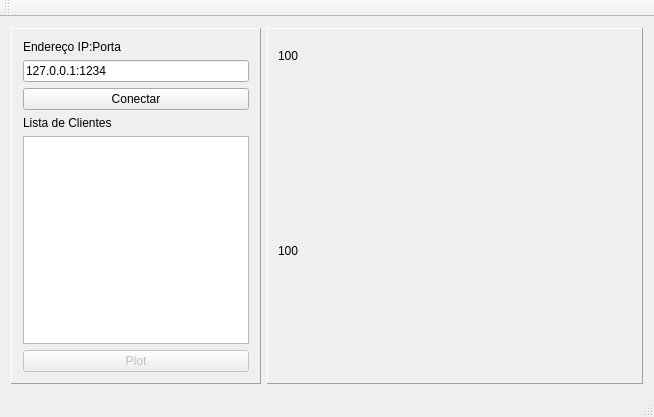
DenisMedeiros/DCA0201QTProject, file QTDataPlotter/mainwindow.ui: the form before one commit.
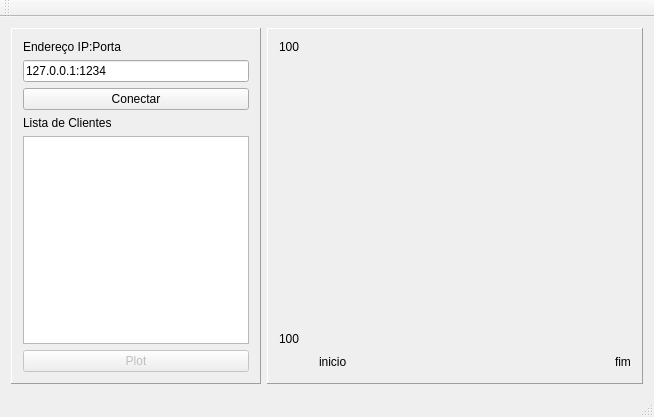
The form after the commit. Custom widgets are drawn as their Qt base class.

```diff
--- a/QTDataPlotter/mainwindow.ui
+++ b/QTDataPlotter/mainwindow.ui
@@ -95,68 +95,11 @@
         <property name="frameShadow">
          <enum>QFrame::Raised</enum>
         </property>
-        <widget class="QWidget" name="">
-         <property name="geometry">
-          <rect>
-           <x>10</x>
-           <y>250</y>
-           <width>351</width>
-           <height>22</height>
-          </rect>
-         </property>
-         <layout class="QHBoxLayout" name="horizontalLayout_3" stretch="10,20,50,20">
+        <layout class="QHBoxLayout" name="horizontalLayout_5">
           <item>
-           <spacer name="horizontalSpacer_2">
-            <property name="orientation">
-             <enum>Qt::Horizontal</enum>
-            </property>
-            <property name="sizeHint" stdset="0">
-             <size>
-              <width>40</width>
-              <height>20</height>
-             </size>
-            </property>
-           </spacer>
-          </item>
+          <layout class="QVBoxLayout" name="verticalLayout_5">
           <item>
-           <widget class="QLabel" name="label_3">
-            <property name="text">
-             <string>inicio</string>
-            </property>
-           </widget>
-          </item>
-          <item>
-           <spacer name="horizontalSpacer">
-            <property name="orientation">
-             <enum>Qt::Horizontal</enum>
-            </property>
-            <property name="sizeHint" stdset="0">
-             <size>
-              <width>40</width>
-              <height>20</height>
-             </size>
-            </property>
-           </spacer>
-          </item>
-          <item>
-           <widget class="QLabel" name="label_4">
-            <property name="text">
-             <string>fim</string>
-            </property>
-           </widget>
-          </item>
-         </layout>
-        </widget>
-        <widget class="QWidget" name="">
-         <property name="geometry">
-          <rect>
-           <x>0</x>
-           <y>10</y>
-           <width>361</width>
-           <height>231</height>
-          </rect>
-         </property>
-         <layout class="QHBoxLayout" name="horizontalLayout_4" stretch="10,90">
+            <layout class="QHBoxLayout" name="horizontalLayout_4" stretch="0,100">
           <item>
            <layout class="QVBoxLayout" name="verticalLayout_4">
             <item>
@@ -192,7 +135,54 @@
            <widget class="Grafico" name="grafico" native="true"/>
           </item>
          </layout>
-        </widget>
+           </item>
+           <item>
+            <layout class="QHBoxLayout" name="horizontalLayout_3" stretch="0,100,0,0">
+             <item>
+              <spacer name="horizontalSpacer_2">
+               <property name="orientation">
+                <enum>Qt::Horizontal</enum>
+               </property>
+               <property name="sizeHint" stdset="0">
+                <size>
+                 <width>40</width>
+                 <height>20</height>
+                </size>
+               </property>
+              </spacer>
+             </item>
+             <item>
+              <widget class="QLabel" name="label_3">
+               <property name="text">
+                <string>inicio</string>
+               </property>
+              </widget>
+             </item>
+             <item>
+              <spacer name="horizontalSpacer">
+               <property name="orientation">
+                <enum>Qt::Horizontal</enum>
+               </property>
+               <property name="sizeHint" stdset="0">
+                <size>
+                 <width>40</width>
+                 <height>20</height>
+                </size>
+               </property>
+              </spacer>
+             </item>
+             <item>
+              <widget class="QLabel" name="label_4">
+               <property name="text">
+                <string>fim</string>
+               </property>
+              </widget>
+             </item>
+            </layout>
+           </item>
+          </layout>
+         </item>
+        </layout>
        </widget>
       </item>
      </layout>
```
Lines whose indentation alone changed are shown as unchanged.
